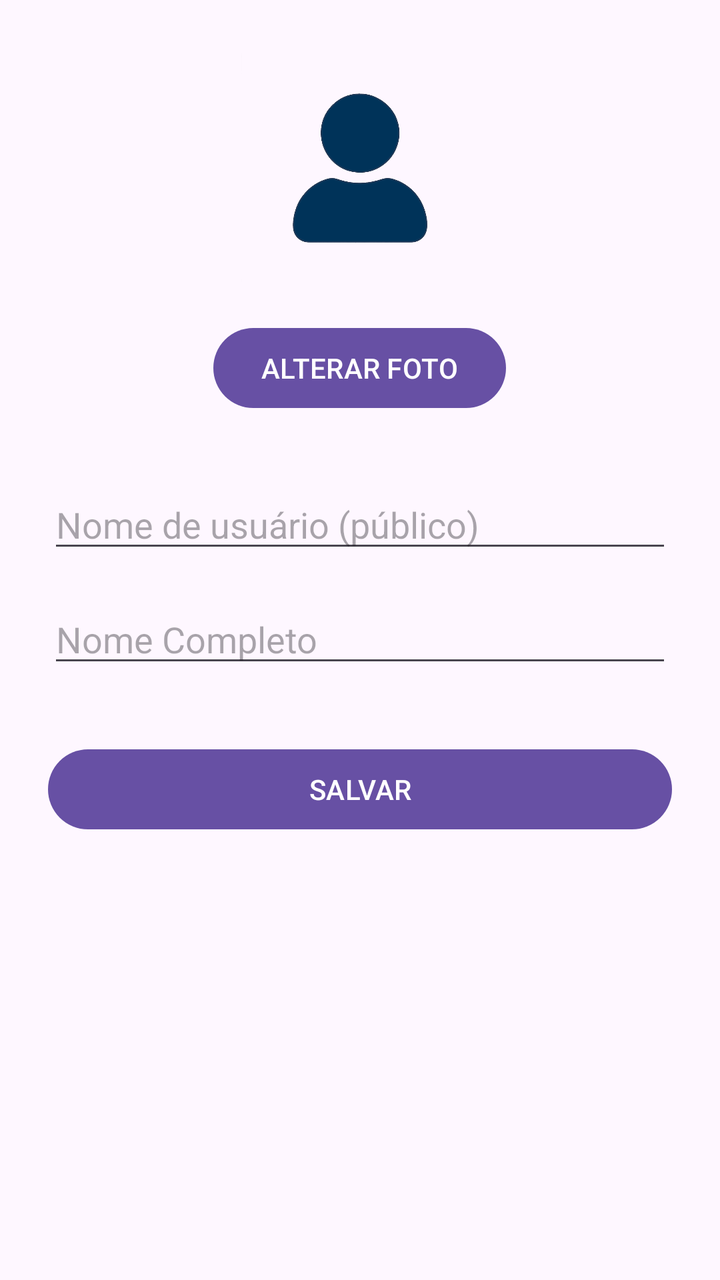
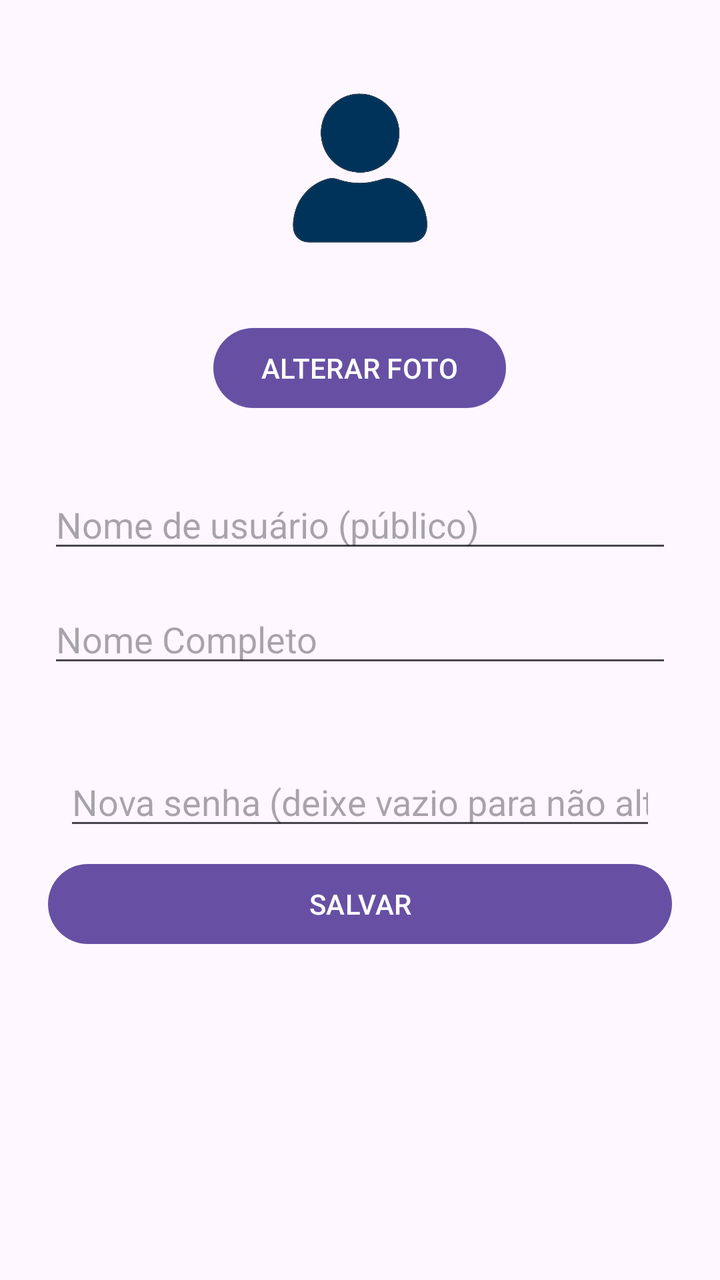

Screens rendered from an Android XML layout before and after an edit, with the pre-edit source and the edit as a unified diff.
<!-- AndroidManifest.xml: application theme Theme.MicroRedeSocial -->
<!-- res/layout/activity_profile.xml -->
<?xml version="1.0" encoding="utf-8"?>
<ScrollView xmlns:android="http://schemas.android.com/apk/res/android"
    android:layout_width="match_parent"
    android:layout_height="match_parent">

    <LinearLayout
        android:layout_width="match_parent"
        android:layout_height="match_parent"
        android:orientation="vertical"
        android:gravity="center"
        android:padding="24dp">

        <ImageView
            android:id="@+id/imageProfile"
            android:layout_width="120dp"
            android:layout_height="120dp"
            android:src="@drawable/empty_profile"
            android:layout_marginBottom="16dp"/>

        <Button
            android:id="@+id/buttonAlterarFoto"
            android:layout_width="wrap_content"
            android:layout_height="wrap_content"
            android:text="ALTERAR FOTO"
            android:layout_marginBottom="32dp"/>

        <EditText
            android:id="@+id/editUsername"
            android:layout_width="match_parent"
            android:layout_height="wrap_content"
            android:hint="Nome de usuário (público)"
            android:layout_marginBottom="16dp"/>

        <EditText
            android:id="@+id/editNomeCompleto"
            android:layout_width="match_parent"
            android:layout_height="wrap_content"
            android:hint="Nome Completo"
            android:layout_marginBottom="32dp"/>

        <Button
            android:id="@+id/buttonSalvar"
            android:layout_width="match_parent"
            android:layout_height="wrap_content"
            android:text="SALVAR"/>

    </LinearLayout>

</ScrollView>
<!-- resources referenced by this layout -->
<resources>
  <!-- drawable empty_profile: png bitmap (drawable, 66658 bytes) -->
  <style name="Theme.MicroRedeSocial" parent="Base.Theme.MicroRedeSocial" />
  <style name="Base.Theme.MicroRedeSocial" parent="Theme.Material3.DayNight.NoActionBar">
          
          
      </style>
</resources>

<!-- the commit's change to res/layout/activity_profile.xml (unified diff, before → after) -->
@@ -38,6 +38,14 @@
             android:hint="Nome Completo"
             android:layout_marginBottom="32dp"/>
 
+        <EditText
+            android:id="@+id/editSenha"
+            android:layout_width="match_parent"
+            android:layout_height="wrap_content"
+            android:hint="Nova senha (deixe vazio para não alterar)"
+            android:inputType="textPassword"
+            android:layout_margin="8dp"/>
+
         <Button
             android:id="@+id/buttonSalvar"
             android:layout_width="match_parent"
